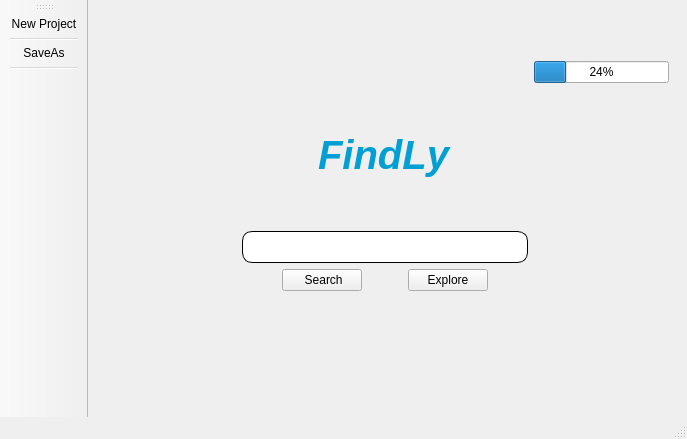
Qt form layout.ui (Mostafa-ashraf19/SearchEngine) before a commit.
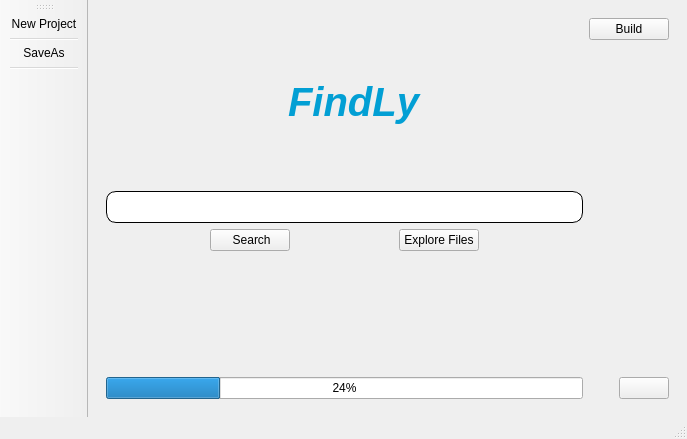
The same form after that commit. Icons and pictures are not drawn.

Commit message: Main layout

```diff
--- a/layout.ui
+++ b/layout.ui
@@ -17,8 +17,8 @@
    <string notr="true"/>
   </property>
   <widget class="QWidget" name="centralwidget">
-   <layout class="QVBoxLayout" name="verticalLayout_3">
-    <item>
+   <layout class="QGridLayout" name="gridLayout">
+    <item row="0" column="0">
      <widget class="QStackedWidget" name="stackedWidget">
       <property name="sizePolicy">
        <sizepolicy hsizetype="Preferred" vsizetype="Preferred">
@@ -33,70 +33,120 @@
        <number>0</number>
       </property>
       <widget class="QWidget" name="page">
-       <layout class="QGridLayout" name="gridLayout">
-        <item row="2" column="3">
-         <spacer name="horizontalSpacer_4">
-          <property name="orientation">
-           <enum>Qt::Horizontal</enum>
-          </property>
-          <property name="sizeHint" stdset="0">
-           <size>
-            <width>40</width>
-            <height>20</height>
-           </size>
-          </property>
-         </spacer>
-        </item>
-        <item row="0" column="1">
-         <spacer name="verticalSpacer_3">
-          <property name="orientation">
-           <enum>Qt::Vertical</enum>
-          </property>
-          <property name="sizeHint" stdset="0">
-           <size>
-            <width>20</width>
-            <height>40</height>
-           </size>
-          </property>
-         </spacer>
-        </item>
-        <item row="3" column="1">
-         <spacer name="verticalSpacer_2">
-          <property name="orientation">
-           <enum>Qt::Vertical</enum>
-          </property>
-          <property name="sizeHint" stdset="0">
-           <size>
-            <width>20</width>
-            <height>40</height>
-           </size>
-          </property>
-         </spacer>
-        </item>
-        <item row="2" column="1">
-         <layout class="QVBoxLayout" name="verticalLayout_2">
+       <layout class="QGridLayout" name="gridLayout_2">
+        <item row="0" column="0">
+         <layout class="QVBoxLayout" name="verticalLayout_3">
           <item>
-           <spacer name="verticalSpacer">
-            <property name="orientation">
-             <enum>Qt::Vertical</enum>
-            </property>
-            <property name="sizeHint" stdset="0">
-             <size>
-              <width>20</width>
-              <height>40</height>
-             </size>
-            </property>
-           </spacer>
-          </item>
-          <item>
-           <widget class="QLineEdit" name="lineEdit">
-            <property name="font">
-             <font>
-              <pointsize>10</pointsize>
-             </font>
-            </property>
-            <property name="styleSheet">
-             <string notr="true">#lineEdit
+           <layout class="QVBoxLayout" name="verticalLayout_2">
+            <item>
+             <spacer name="verticalSpacer_5">
+              <property name="orientation">
+               <enum>Qt::Vertical</enum>
+              </property>
+              <property name="sizeHint" stdset="0">
+               <size>
+                <width>20</width>
+                <height>40</height>
+               </size>
+              </property>
+             </spacer>
+            </item>
+            <item>
+             <layout class="QHBoxLayout" name="horizontalLayout_6">
+              <item>
+               <spacer name="verticalSpacer_4">
+                <property name="orientation">
+                 <enum>Qt::Vertical</enum>
+                </property>
+                <property name="sizeHint" stdset="0">
+                 <size>
+                  <width>20</width>
+                  <height>40</height>
+                 </size>
+                </property>
+               </spacer>
+              </item>
+              <item>
+               <spacer name="horizontalSpacer_4">
+                <property name="orientation">
+                 <enum>Qt::Horizontal</enum>
+                </property>
+                <property name="sizeHint" stdset="0">
+                 <size>
+                  <width>40</width>
+                  <height>20</height>
+                 </size>
+                </property>
+               </spacer>
+              </item>
+              <item>
+               <widget class="QLabel" name="label">
+                <property name="sizePolicy">
+                 <sizepolicy hsizetype="Preferred" vsizetype="Preferred">
+                  <horstretch>0</horstretch>
+                  <verstretch>0</verstretch>
+                 </sizepolicy>
+                </property>
+                <property name="font">
+                 <font>
+                  <pointsize>30</pointsize>
+                  <weight>75</weight>
+                  <italic>true</italic>
+                  <bold>true</bold>
+                  <underline>false</underline>
+                  <strikeout>false</strikeout>
+                 </font>
+                </property>
+                <property name="styleSheet">
+                 <string notr="true">#label 
+{
+height: 500px;
+color: #029fd4;
+}
+</string>
+                </property>
+                <property name="text">
+                 <string>FindLy</string>
+                </property>
+               </widget>
+              </item>
+              <item>
+               <spacer name="horizontalSpacer_5">
+                <property name="orientation">
+                 <enum>Qt::Horizontal</enum>
+                </property>
+                <property name="sizeHint" stdset="0">
+                 <size>
+                  <width>40</width>
+                  <height>20</height>
+                 </size>
+                </property>
+               </spacer>
+              </item>
+             </layout>
+            </item>
+            <item>
+             <spacer name="verticalSpacer">
+              <property name="orientation">
+               <enum>Qt::Vertical</enum>
+              </property>
+              <property name="sizeHint" stdset="0">
+               <size>
+                <width>20</width>
+                <height>30</height>
+               </size>
+              </property>
+             </spacer>
+            </item>
+            <item>
+             <widget class="QLineEdit" name="lineEdit">
+              <property name="font">
+               <font>
+                <pointsize>10</pointsize>
+               </font>
+              </property>
+              <property name="styleSheet">
+               <string notr="true">#lineEdit
 {
 
 height: 30px;
@@ -116,8 +166,10 @@
 border-width : 1.2px;
 border-style:inset;
 }</string>
-            </property>
-           </widget>
+              </property>
+             </widget>
+            </item>
+           </layout>
           </item>
           <item>
            <layout class="QHBoxLayout" name="horizontalLayout_2">
@@ -173,7 +225,7 @@
 }</string>
               </property>
               <property name="text">
-               <string>Explore</string>
+               <string>Explore Files</string>
               </property>
              </widget>
             </item>
@@ -192,89 +244,88 @@
             </item>
            </layout>
           </item>
-         </layout>
-        </item>
-        <item row="2" column="0">
-         <spacer name="horizontalSpacer_5">
-          <property name="orientation">
-           <enum>Qt::Horizontal</enum>
-          </property>
-          <property name="sizeHint" stdset="0">
-           <size>
-            <width>40</width>
-            <height>20</height>
-           </size>
-          </property>
-         </spacer>
-        </item>
-        <item row="1" column="1">
-         <layout class="QHBoxLayout" name="horizontalLayout_3">
           <item>
-           <spacer name="horizontalSpacer_6">
+           <spacer name="verticalSpacer_3">
             <property name="orientation">
-             <enum>Qt::Horizontal</enum>
+             <enum>Qt::Vertical</enum>
+            </property>
+            <property name="sizeType">
+             <enum>QSizePolicy::Minimum</enum>
             </property>
             <property name="sizeHint" stdset="0">
              <size>
-              <width>40</width>
-              <height>20</height>
+              <width>20</width>
+              <height>120</height>
              </size>
             </property>
            </spacer>
           </item>
           <item>
-           <widget class="QLabel" name="label">
+           <widget class="QProgressBar" name="progressBar">
             <property name="sizePolicy">
-             <sizepolicy hsizetype="Preferred" vsizetype="Preferred">
+             <sizepolicy hsizetype="Preferred" vsizetype="Fixed">
               <horstretch>0</horstretch>
               <verstretch>0</verstretch>
              </sizepolicy>
             </property>
-            <property name="font">
-             <font>
-              <pointsize>30</pointsize>
-              <weight>75</weight>
-              <italic>true</italic>
-              <bold>true</bold>
-              <underline>false</underline>
-              <strikeout>false</strikeout>
-             </font>
+            <property name="value">
+             <number>24</number>
             </property>
-            <property name="styleSheet">
-             <string notr="true">#label 
-{
-height: 500px;
-color: #029fd4;
-}
-</string>
-            </property>
+           </widget>
+          </item>
+         </layout>
+        </item>
+        <item row="0" column="1">
+         <layout class="QVBoxLayout" name="verticalLayout_4">
+          <item>
+           <widget class="QPushButton" name="pushButton">
             <property name="text">
-             <string>FindLy</string>
+             <string>Build</string>
             </property>
            </widget>
           </item>
           <item>
-           <spacer name="horizontalSpacer_7">
+           <spacer name="verticalSpacer_2">
             <property name="orientation">
-             <enum>Qt::Horizontal</enum>
+             <enum>Qt::Vertical</enum>
             </property>
             <property name="sizeHint" stdset="0">
              <size>
-              <width>40</width>
-              <height>20</height>
+              <width>20</width>
+              <height>40</height>
              </size>
             </property>
            </spacer>
           </item>
+          <item>
+           <layout class="QHBoxLayout" name="horizontalLayout_3">
+            <item>
+             <spacer name="horizontalSpacer_6">
+              <property name="orientation">
+               <enum>Qt::Horizontal</enum>
+              </property>
+              <property name="sizeType">
+               <enum>QSizePolicy::Minimum</enum>
+              </property>
+              <property name="sizeHint" stdset="0">
+               <size>
+                <width>30</width>
+                <height>20</height>
+               </size>
+              </property>
+             </spacer>
+            </item>
+            <item>
+             <widget class="QPushButton" name="FrontButton">
+              <property name="text">
+               <string/>
+              </property>
+             </widget>
+            </item>
+           </layout>
+          </item>
          </layout>
         </item>
-        <item row="0" column="3">
-         <widget class="QProgressBar" name="progressBar">
-          <property name="value">
-           <number>24</number>
-          </property>
-         </widget>
-        </item>
        </layout>
       </widget>
       <widget class="QWidget" name="page_2">
```
The commit also changes 2 other files.
